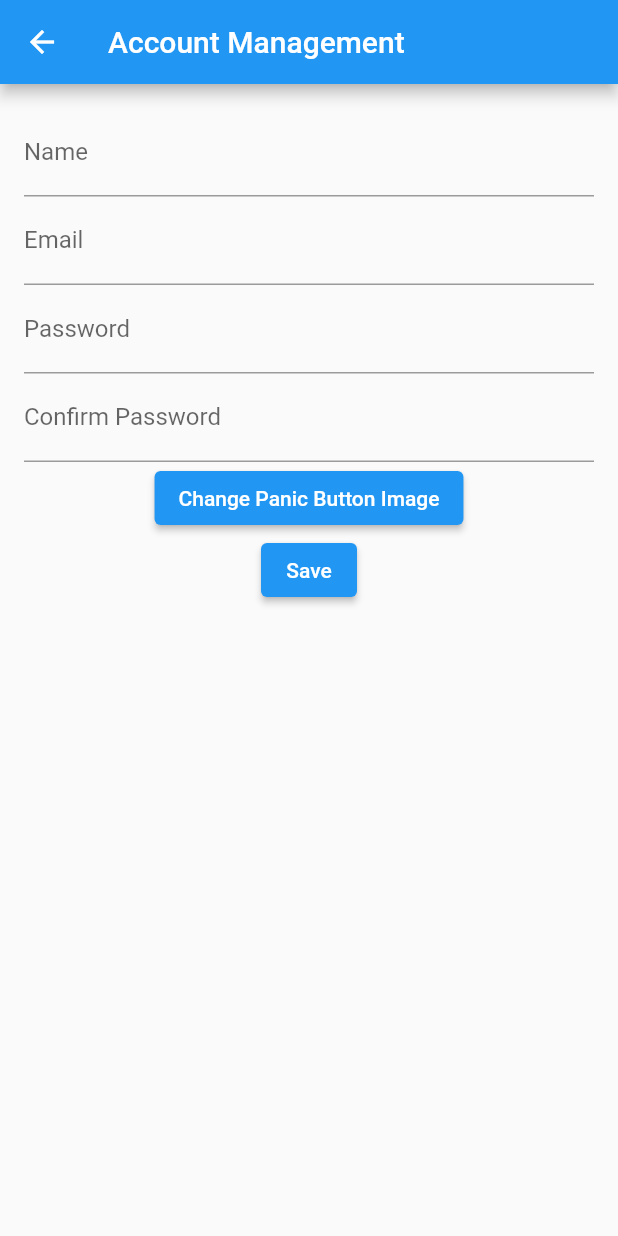
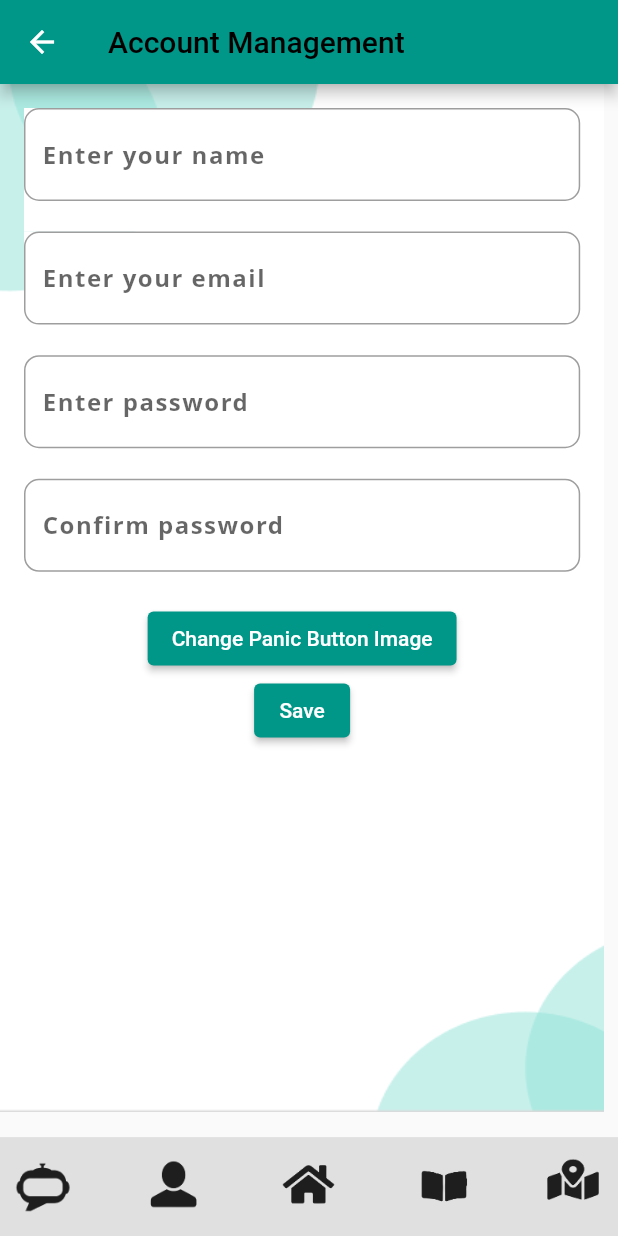
Before and after one commit to YuvBindal/EmpowerNUS, a Flutter app: the AccountPage screen opened directly, on a phone screen of 412 x 824 dp. Run offline on Flutter 3.47's test engine with Material 2 defaults, Android fonts, the phone set to English and light mode, and no system bars; our stand-ins replace cloud_firestore, file_picker, firebase_auth, firebase_core, firebase_storage, image_picker and 2 more; missing offline and left inert: flutter_webview_plugin; accounts and stored records are empty; Roboto replaces fonts that are missing (Open Sans).

Commit message:
account management page UI redesigned

```diff
--- a/lib/main.dart
+++ b/lib/main.dart
@@ -1585,78 +1585,211 @@ class _AccountPageState extends State<AccountPage> {
 
   @override
   Widget build(BuildContext context) {
+    double screenSize = MediaQuery.of(context).size.width;
+    double screenHeight = MediaQuery.of(context).size.height;
+
     return Scaffold(
       appBar: AppBar(
-        title: Text('Account Management'),
-      ),
-      body: Form(
+        title: Text(
+          'Account Management',
+          style: TextStyle(color: Colors.black),
+        ),
+        backgroundColor: Colors.teal,
+      ),
+      body: Container(
+        decoration: BoxDecoration(
+          image: DecorationImage(
+            image: AssetImage('assets/images/Image_Background.png'),
+            fit: BoxFit.fill,
+          ),
+        ),
+        child: Form(
           key: _formKey,
           child: Padding(
             padding: EdgeInsets.all(16.0),
             child: Column(
               children: <Widget>[
-              // Name
-              TextFormField(
+                Container(
+                  width: MediaQuery.of(context).size.width * 0.9,
+                  height: MediaQuery.of(context).size.height * 0.1,
+                  decoration: BoxDecoration(
+                    color: Colors.white,
+                  ),
+                  child: TextField(
                     controller: _nameController,
-                decoration: InputDecoration(labelText: 'Name'),
-                validator: (value) {
-                  if (value!.isEmpty) {
-                    return 'Please enter a name';
-                  }
-                  return null;
-                },
-              ),
-
-              // Email
-              TextFormField(
+                    decoration: InputDecoration(
+                      hintText: 'Enter your name',
+                      border: OutlineInputBorder(
+                        borderRadius: BorderRadius.circular(10.0),
+                      ),
+                    ),
+                    style: TextStyle(
+                      fontFamily: 'Open Sans',
+                      fontSize: MediaQuery.of(context).textScaleFactor * 16,
+                      fontWeight: FontWeight.bold,
+                      letterSpacing: MediaQuery.of(context).textScaleFactor,
+                    ),
+                    textAlign: TextAlign.justify,
+                    cursorColor: Colors.black38,
+                    maxLines: 1,
+                  ),
+                ),
+                Container(
+                  width: MediaQuery.of(context).size.width * 0.9,
+                  height: MediaQuery.of(context).size.height * 0.1,
+                  decoration: BoxDecoration(
+                    color: Colors.white,
+                  ),
+                  child: TextField(
                     controller: _emailController,
-                decoration: InputDecoration(labelText: 'Email'),
-                validator: (value) {
-                  if (value!.isEmpty || !value.contains('@')) {
-                    return 'Please enter a valid email';
-                  }
-                  return null;
-                },
-              ),
-
-              // Password
-              TextFormField(
+                    decoration: InputDecoration(
+                      hintText: 'Enter your email',
+                      border: OutlineInputBorder(
+                        borderRadius: BorderRadius.circular(10.0),
+                      ),
+                    ),
+                    style: TextStyle(
+                      fontFamily: 'Open Sans',
+                      fontSize: MediaQuery.of(context).textScaleFactor * 16,
+                      fontWeight: FontWeight.bold,
+                      letterSpacing: MediaQuery.of(context).textScaleFactor,
+                    ),
+                    textAlign: TextAlign.justify,
+                    cursorColor: Colors.black38,
+                    maxLines: 1,
+                  ),
+                ),
+                Container(
+                  width: MediaQuery.of(context).size.width * 0.9,
+                  height: MediaQuery.of(context).size.height * 0.1,
+                  decoration: BoxDecoration(
+                    color: Colors.white,
+                  ),
+                  child: TextField(
                     controller: _passwordController,
-                decoration: InputDecoration(labelText: 'Password'),
                     obscureText: true,
-                validator: (value) {
-                  if (value!.isEmpty || value.length < 6) {
-                    return 'Password must be at least 6 characters';
-                  }
-                  return null;
-                },
-              ),
-
-              // Confirm Password
-              TextFormField(
+                    decoration: InputDecoration(
+                      hintText: 'Enter password',
+                      border: OutlineInputBorder(
+                        borderRadius: BorderRadius.circular(10.0),
+                      ),
+                    ),
+                    style: TextStyle(
+                      fontFamily: 'Open Sans',
+                      fontSize: MediaQuery.of(context).textScaleFactor * 16,
+                      fontWeight: FontWeight.bold,
+                      letterSpacing: MediaQuery.of(context).textScaleFactor,
+                    ),
+                    textAlign: TextAlign.justify,
+                    cursorColor: Colors.black38,
+                    maxLines: 1,
+                  ),
+                ),
+                Container(
+                  width: MediaQuery.of(context).size.width * 0.9,
+                  height: MediaQuery.of(context).size.height * 0.1,
+                  decoration: BoxDecoration(
+                    color: Colors.white,
+                  ),
+                  child: TextField(
                     controller: _confirmPasswordController,
-                decoration: InputDecoration(labelText: 'Confirm Password'),
                     obscureText: true,
-                validator: (value) {
-                  if (value != _passwordController.text) {
-                    return 'Passwords do not match';
-                  }
-                  return null;
-                },
-              ),
-
-              // Image Button
+                    decoration: InputDecoration(
+                      hintText: 'Confirm password',
+                      border: OutlineInputBorder(
+                        borderRadius: BorderRadius.circular(10.0),
+                      ),
+                    ),
+                    style: TextStyle(
+                      fontFamily: 'Open Sans',
+                      fontSize: MediaQuery.of(context).textScaleFactor * 16,
+                      fontWeight: FontWeight.bold,
+                      letterSpacing: MediaQuery.of(context).textScaleFactor,
+                    ),
+                    textAlign: TextAlign.justify,
+                    cursorColor: Colors.black38,
+                    maxLines: 1,
+                  ),
+                ),
                 ElevatedButton(
                   onPressed: _pickImage,
                   child: Text('Change Panic Button Image'),
-              ),
-
-              // Save button
+                  style: ButtonStyle(
+                    backgroundColor:
+                        MaterialStateProperty.all<Color>(Colors.teal),
+                  ),
+                ),
                 ElevatedButton(
                   onPressed: _save,
                   child: Text('Save'),
-              ),
-            ],
+                  style: ButtonStyle(
+                    backgroundColor:
+                        MaterialStateProperty.all<Color>(Colors.teal),
+                  ),
+                ),
+              ],
+            ),
+          ),
+        ),
+      ),
+      bottomNavigationBar: Padding(
+        padding: EdgeInsets.fromLTRB(
+            screenSize * .02, screenHeight * .02, screenSize * .02, 0),
+        child: FractionallySizedBox(
+          widthFactor: 1.2,
+          child: Container(
+            color: Colors.grey[300],
+            height: screenHeight * .08,
+            child: Row(
+              mainAxisAlignment: MainAxisAlignment.spaceEvenly,
+              children: <Widget>[
+                IconButton(
+                  onPressed: () {},
+                  icon: ImageIcon(
+                    AssetImage('assets/images/Icon_Chat.png'),
+                    color: null,
+                  ),
+                  iconSize: screenSize * .1,
+                ),
+                IconButton(
+                  onPressed: () {},
+                  icon: ImageIcon(
+                    AssetImage('assets/images/Icon_Network.png'),
+                    color: null,
+                  ),
+                  iconSize: screenSize * .1,
+                ),
+                IconButton(
+                  onPressed: () {
+                    Navigator.push(
+                      context,
+                      MaterialPageRoute(builder: (context) => HomePage()),
+                    );
+                  },
+                  icon: ImageIcon(
+                    AssetImage('assets/images/Icon_Home.png'),
+                    color: null,
+                  ),
+                  iconSize: screenSize * .1,
+                ),
+                IconButton(
+                  onPressed: () {},
+                  icon: ImageIcon(
+                    AssetImage('assets/images/Icon_Read.png'),
+                    color: null,
+                  ),
+                  iconSize: screenSize * .1,
+                ),
+                IconButton(
+                  onPressed: () {},
+                  icon: ImageIcon(
+                    AssetImage('assets/images/Icon_Map.png'),
+                    color: null,
+                  ),
+                  iconSize: screenSize * .1,
+                ),
+              ],
+            ),
           ),
         ),
       ),
@@ -1675,22 +1808,16 @@ class _AccountPageState extends State<AccountPage> {
 
   Future<void> _uploadImageToFirebase(File image) async {
     try {
-      // Make random image name.
       int randomNumber = DateTime.now().millisecondsSinceEpoch;
       String imageLocation = 'images/image$randomNumber.jpg';
-
-      // Upload image to firebase.
       await FirebaseStorage.instance.ref(imageLocation).putFile(image);
       String downloadUrl =
           await FirebaseStorage.instance.ref(imageLocation).getDownloadURL();
 
-      // After uploading, save the downloadUrl in Shared Preferences.
       SharedPreferences prefs = await SharedPreferences.getInstance();
       prefs.setString('bearImageUrl', downloadUrl);
 
-      setState(() {
-        // Force re-build
-      });
+      setState(() {});
     } catch (e) {
       print(e);
     }
```
Lines whose indentation alone changed are shown as unchanged.
